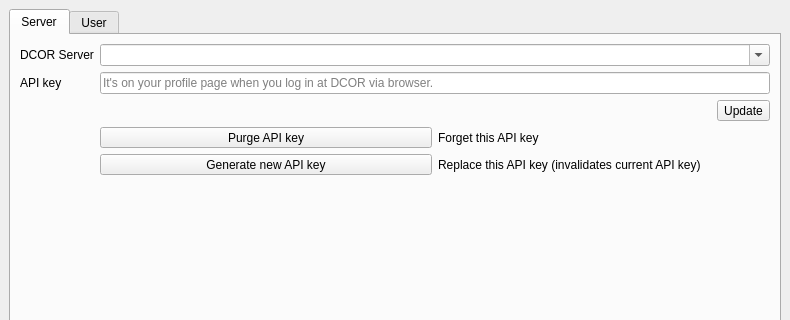
First picture: the form in dcoraid/gui/preferences/dlg_preferences.ui, repository DCOR-dev/DCOR-Aid, before the edit; both pictures show x 0 to 790 and y 0 to 320 of the 790 by 689 pixel window.
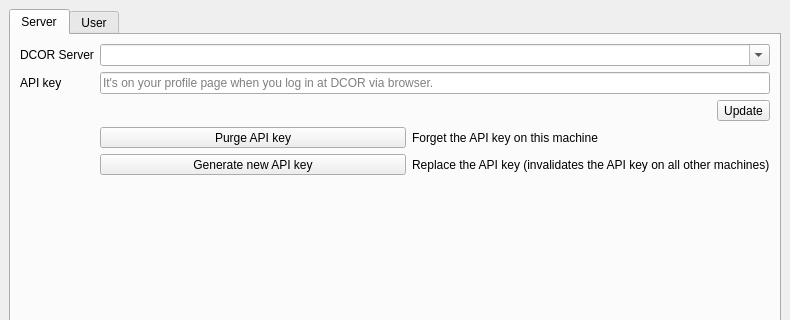
Second picture: the form after the edit.

Commit message: remove ambiguities in UI

```diff
--- a/dcoraid/gui/preferences/dlg_preferences.ui
+++ b/dcoraid/gui/preferences/dlg_preferences.ui
@@ -74,14 +74,14 @@
           <item row="0" column="1">
            <widget class="QLabel" name="label_3">
             <property name="text">
-             <string>Forget this API key</string>
+             <string>Forget the API key on this machine</string>
             </property>
            </widget>
           </item>
           <item row="1" column="1">
            <widget class="QLabel" name="label_4">
             <property name="text">
-             <string>Replace this API key (invalidates current API key)</string>
+             <string>Replace the API key (invalidates the API key on all other machines)</string>
             </property>
            </widget>
           </item>
```
